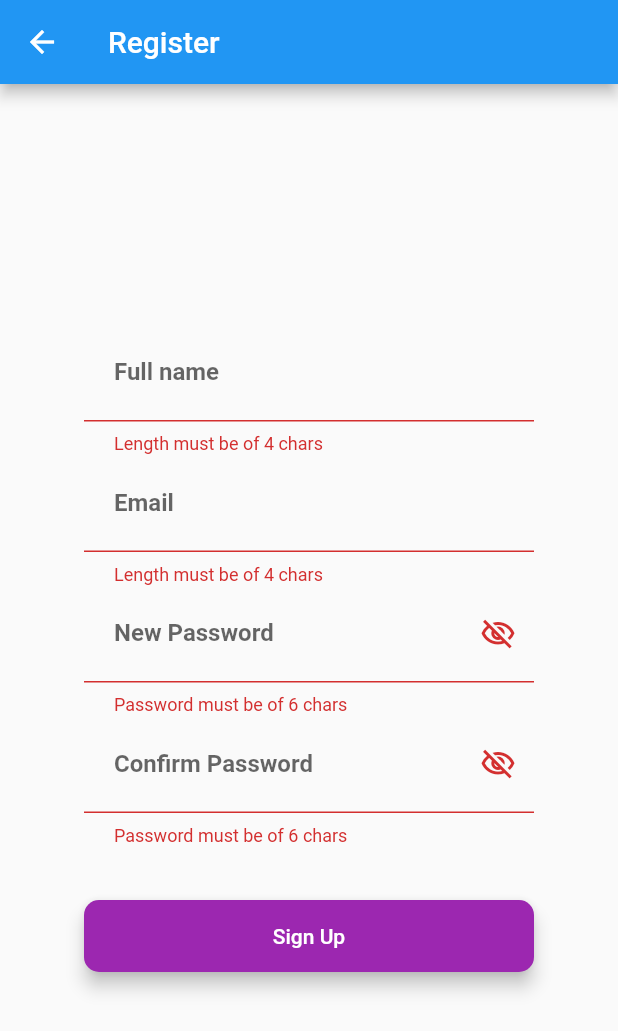
After one commit to elkana/quickstart_getx, a Flutter app: the SignUpView screen opened by its route, after a tap on "Sign Up", on a phone screen of 412 x 824 dp. The commit adds this screen. Shown: the top 1031 px of the screen. Run offline on Flutter 3.47's test engine with Material 2 defaults, Android fonts, the phone set to English and light mode, and no system bars; our stand-ins replace get, get_storage; accounts and stored records are empty.

Commit message:
resetpwd

```diff
--- /dev/null
+++ b/lib/login/reset_pwd/resetpwd_controller.dart
@@ -0,0 +1,47 @@
+import 'package:flutter/material.dart';
+import 'package:get/get.dart';
+
+import '../../utils/screen_util.dart';
+
+class ResetPwdController extends GetxController {
+  final formKey = GlobalKey<FormState>();
+  late TextEditingController ctrlUserId;
+  var obscurePwdNew = true.obs;
+  var obscurePwdConfirm = true.obs;
+  var rememberPwd = false.obs;
+  var loading = false.obs;
+
+  @override
+  void onInit() {
+    super.onInit();
+    ctrlUserId = TextEditingController();
+  }
+
+  @override
+  void onClose() {
+    super.onClose();
+    ctrlUserId.dispose();
+  }
+
+  String? validateUserId(String value) {
+    if (GetUtils.isLengthLessThan(value, 4)) return 'Length must be of 4 chars';
+    if (!GetUtils.isEmail(value)) return 'Invalid email';
+    return null;
+  }
+
+  Future<void> doResetPwd() async {
+    final form = formKey.currentState;
+    if (form == null || !form.validate()) return;
+    form.save();
+
+    loading(true);
+
+    try {
+      await 3.delay();
+    } catch (e, s) {
+      ScreenUtil.showError(e, stacktrace: s);
+    } finally {
+      loading(false);
+    }
+  }
+}
--- /dev/null
+++ b/lib/login/signup/signup_controller.dart
@@ -0,0 +1,73 @@
+import 'package:flutter/material.dart';
+import 'package:get/get.dart';
+
+import '../../utils/screen_util.dart';
+
+class SignUpController extends GetxController {
+  final formKey = GlobalKey<FormState>();
+  late TextEditingController ctrlFullname, ctrlUserId, ctrlNewPwd, ctrlConfirmPwd;
+  var obscurePwdNew = true.obs;
+  var obscurePwdConfirm = true.obs;
+  var rememberPwd = false.obs;
+  var loading = false.obs;
+
+  @override
+  void onInit() {
+    super.onInit();
+    ctrlUserId = TextEditingController();
+    ctrlNewPwd = TextEditingController();
+    ctrlConfirmPwd = TextEditingController();
+    ctrlFullname = TextEditingController();
+  }
+
+  @override
+  void onClose() {
+    super.onClose();
+    ctrlFullname.dispose();
+    ctrlConfirmPwd.dispose();
+    ctrlNewPwd.dispose();
+    ctrlUserId.dispose();
+  }
+
+  String? validateFullname(String value) {
+    if (GetUtils.isLengthLessThan(value, 4)) return 'Length must be of 4 chars';
+    return null;
+  }
+
+  String? validateUserId(String value) {
+    if (GetUtils.isLengthLessThan(value, 4)) return 'Length must be of 4 chars';
+    if (!GetUtils.isEmail(value)) return 'Invalid email';
+    return null;
+  }
+
+  String? validatePassword(String value) {
+    if (GetUtils.isLengthLessThan(value, 6)) {
+      return 'Password must be of 6 chars';
+    }
+    return null;
+  }
+
+  Future<void> doSignUp() async {
+    final form = formKey.currentState;
+    if (form == null || !form.validate()) return;
+    form.save();
+
+    if (ctrlNewPwd.text != ctrlConfirmPwd.text) {
+      ScreenUtil.showError('Konfirmasi Password tidak sama.');
+      return;
+    }
+
+    loading(true);
+
+    try {
+      await 3.delay();
+      // UserCredential user = await FirebaseAuth.instance
+      //     .createUserWithEmailAndPassword(email: ctrlUserId.text.trim(), password: ctrlNewPwd.text);
+      // if (user.user == null) return;
+    } catch (e, s) {
+      ScreenUtil.showError(e, stacktrace: s);
+    } finally {
+      loading(false);
+    }
+  }
+}
--- /dev/null
+++ b/lib/login/signup/signup_view.dart
@@ -0,0 +1,95 @@
+import 'package:flutter/material.dart';
+import 'package:get/get.dart';
+
+import 'signup_controller.dart';
+
+class SignUpBinding extends Bindings {
+  @override
+  void dependencies() => Get.lazyPut<SignUpController>(() => SignUpController());
+}
+
+class SignUpView extends GetView<SignUpController> {
+  const SignUpView({Key? key}) : super(key: key);
+  @override
+  Widget build(BuildContext context) => Scaffold(
+      appBar: AppBar(title: const Text('Register')),
+      body: Center(
+          child: SingleChildScrollView(
+              child: SizedBox(
+                  child: Form(
+                      child: Column(children: <Widget>[
+                        // full name
+                        TextFormField(
+                            controller: controller.ctrlFullname,
+                            textAlign: TextAlign.center,
+                            validator: (val) => controller.validateFullname(val!),
+                            onSaved: (val) => controller.ctrlFullname.text = val!,
+                            style: const TextStyle(fontWeight: FontWeight.bold),
+                            autofocus: false,
+                            decoration: const InputDecoration(
+                                labelText: 'Full name',
+                                suffixIcon: SizedBox(),
+                                contentPadding: EdgeInsets.fromLTRB(20.0, 20.0, 20.0, 10.0))),
+                        // email
+                        TextFormField(
+                            controller: controller.ctrlUserId,
+                            textAlign: TextAlign.center,
+                            validator: (val) => controller.validateUserId(val!),
+                            onSaved: (val) => controller.ctrlUserId.text = val!,
+                            style: const TextStyle(fontWeight: FontWeight.bold),
+                            autofocus: false,
+                            decoration: const InputDecoration(
+                                labelText: 'Email',
+                                suffixIcon: SizedBox(),
+                                contentPadding: EdgeInsets.fromLTRB(20.0, 20.0, 20.0, 10.0))),
+                        //password
+                        Obx(() => TextFormField(
+                            controller: controller.ctrlNewPwd,
+                            textAlign: TextAlign.center,
+                            validator: (val) => controller.validatePassword(val!),
+                            onSaved: (val) => controller.ctrlNewPwd.text = val!,
+                            style: const TextStyle(fontWeight: FontWeight.bold),
+                            decoration: InputDecoration(
+                                labelText: 'New Password',
+                                suffixIcon: IconButton(
+                                    icon: Icon(controller.obscurePwdNew.isTrue
+                                        ? Icons.visibility_off_outlined
+                                        : Icons.visibility_outlined),
+                                    onPressed: () => controller.obscurePwdNew.toggle()),
+                                contentPadding: const EdgeInsets.fromLTRB(20.0, 20.0, 20.0, 10.0)),
+                            obscureText: controller.obscurePwdNew.value)),
+                        //confirm password
+                        Obx(() => TextFormField(
+                            controller: controller.ctrlConfirmPwd,
+                            textAlign: TextAlign.center,
+                            validator: (val) => controller.validatePassword(val!),
+                            onSaved: (val) => controller.ctrlConfirmPwd.text = val!,
+                            style: const TextStyle(fontWeight: FontWeight.bold),
+                            decoration: InputDecoration(
+                                labelText: 'Confirm Password',
+                                suffixIcon: IconButton(
+                                    icon: Icon(controller.obscurePwdConfirm.isTrue
+                                        ? Icons.visibility_off_outlined
+                                        : Icons.visibility_outlined),
+                                    onPressed: () => controller.obscurePwdConfirm.toggle()),
+                                contentPadding: const EdgeInsets.fromLTRB(20.0, 20.0, 20.0, 10.0)),
+                            obscureText: controller.obscurePwdConfirm.value)),
+                        const SizedBox(height: 20),
+                        //button login
+                        Obx(() => controller.loading.value
+                            ? const CircularProgressIndicator()
+                            : Padding(
+                                child: Material(
+                                    child: MaterialButton(
+                                        child: const Text('Sign Up', style: TextStyle(color: Colors.white)),
+                                        onPressed: controller.doSignUp,
+                                        minWidth: double.infinity,
+                                        height: 42.0),
+                                    borderRadius: BorderRadius.circular(10.0),
+                                    elevation: 5.0,
+                                    color: Colors.purple),
+                                padding: const EdgeInsets.symmetric(vertical: 16.0))),
+                      ]),
+                      key: controller.formKey),
+                  width: 300))));
+}
--- a/lib/models/user.dart
+++ /dev/null
@@ -1,41 +0,0 @@
-import 'dart:convert';
-
-class User {
-  String? userId;
-  String? userPassword;
-  String? token;
-  String? userStatus;
-  bool? rememberMe;
-
-  User({
-    this.userId,
-    this.userPassword,
-    this.token,
-    this.userStatus,
-    this.rememberMe,
-  });
-
-  Map<String, dynamic> toMap() {
-    return {
-      'userId': userId,
-      'userPassword': userPassword,
-      'token': token,
-      'userStatus': userStatus,
-      'rememberMe': rememberMe,
-    };
-  }
-
-  factory User.fromMap(Map<String, dynamic> map) {
-    return User(
-      userId: map['userId'],
-      userPassword: map['userPassword'],
-      token: map['token'],
-      userStatus: map['userStatus'],
-      rememberMe: map['rememberMe'],
-    );
-  }
-
-  String toJson() => json.encode(toMap());
-
-  factory User.fromJson(String source) => User.fromMap(json.decode(source));
-}
--- /dev/null
+++ b/lib/models/user_model.dart
@@ -0,0 +1,70 @@
+import 'dart:convert';
+
+class UserModel {
+  String? userId;
+  String? userPassword;
+  String? fullName;
+  bool? isAnonym;
+  String? avatarUrl;
+  String? token;
+  String? userStatus;
+  bool? rememberMe;
+  bool? emailVerified;
+  String? phone;
+  DateTime? createdDate;
+
+  UserModel({
+    this.userId,
+    this.userPassword,
+    this.fullName,
+    this.isAnonym,
+    this.avatarUrl,
+    this.token,
+    this.userStatus,
+    this.rememberMe,
+    this.emailVerified,
+    this.phone,
+    this.createdDate,
+  });
+
+  Map<String, dynamic> toMap() {
+    return {
+      'userId': userId,
+      'userPassword': userPassword,
+      'fullName': fullName,
+      'isAnonym': isAnonym,
+      'avatarUrl': avatarUrl,
+      'token': token,
+      'userStatus': userStatus,
+      'rememberMe': rememberMe,
+      'emailVerified': emailVerified,
+      'phone': phone,
+      'createdDate': createdDate?.millisecondsSinceEpoch,
+    };
+  }
+
+  factory UserModel.fromMap(Map<String, dynamic> map) {
+    return UserModel(
+      userId: map['userId'],
+      userPassword: map['userPassword'],
+      fullName: map['fullName'],
+      isAnonym: map['isAnonym'],
+      avatarUrl: map['avatarUrl'],
+      token: map['token'],
+      userStatus: map['userStatus'],
+      rememberMe: map['rememberMe'],
+      emailVerified: map['emailVerified'],
+      phone: map['phone'],
+      createdDate: map['createdDate'] != null ? DateTime.fromMillisecondsSinceEpoch(map['createdDate']) : null,
+    );
+  }
+
+  String toJson() => json.encode(toMap());
+
+  factory UserModel.fromJson(String source) => UserModel.fromMap(json.decode(source));
+
+  @override
+  String toString() {
+    return 'UserModel(userId: $userId, userPassword: $userPassword, fullName: $fullName, isAnonym: $isAnonym, avatarUrl: $avatarUrl, token: $token, userStatus: $userStatus, rememberMe: $rememberMe, emailVerified: $emailVerified, phone: $phone, createdDate: $createdDate)';
+  }
+}
--- a/lib/routes/app_routes.dart
+++ b/lib/routes/app_routes.dart
@@ -1,6 +1,8 @@
 abstract class Routes {
   // Routes._();
 
+  static const LOGIN = '/login';
+  static const SIGNUP = '/signup';
+  static const RESET_PASSWORD = '/reset_pwd';
   static const HOME = '/home';
-  static const LOGIN = '/login';
 }
--- a/lib/utils/screen_util.dart
+++ b/lib/utils/screen_util.dart
@@ -32,5 +32,9 @@ class ScreenUtil {
                   ])) ??
       false;
 
-  static Future<bool> exitApp() => confirm('Keluar dari Aplikasi ?');
+  static Future<bool> exitApp() async {
+    var ret = await Get.defaultDialog<bool>(
+        onConfirm: () => Get.back(result: true), onCancel: () {}, middleText: 'Keluar dari Aplikasi ?');
+    return ret == true;
+  }
 }
```
Also changed, not shown: lib/controllers/auth_controller.dart (+34 -28 lines), lib/controllers/pref_controller.dart (+5 -4 lines), lib/home/home_view.dart (+16 -5 lines), lib/login/login_controller.dart (+16 -26 lines), lib/login/login_view.dart (+32 -16 lines), lib/login/reset_pwd/resetpwd_view.dart (added, +51 -0 lines), lib/main.dart (+34 -4 lines).
